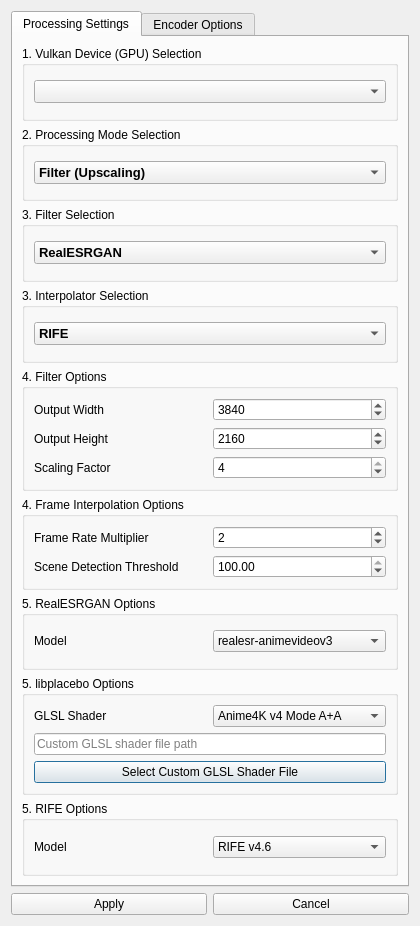
First picture: the form in src/taskconfigdialog.ui, repository k4yt3x/video2x-qt6, before the edit.
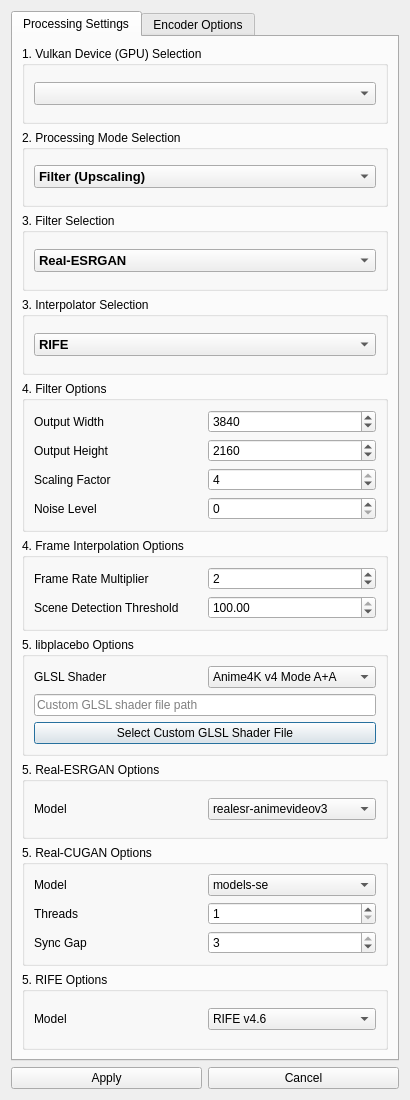
Second picture: the form after the edit.

Commit message: feat: add support for Real-CUGAN

The edit to the form file:
```diff
--- a/src/taskconfigdialog.ui
+++ b/src/taskconfigdialog.ui
@@ -6,8 +6,8 @@
    <rect>
     <x>0</x>
     <y>0</y>
-    <width>420</width>
-    <height>926</height>
+    <width>410</width>
+    <height>1100</height>
    </rect>
   </property>
   <property name="sizePolicy">
@@ -93,7 +93,10 @@
              </font>
             </property>
             <property name="toolTip">
-             <string>&lt;html&gt;&lt;head/&gt;&lt;body&gt;&lt;p&gt;&lt;span style=&quot; font-size:9pt; font-weight:400;&quot;&gt;Select the filter you want to use to process the video.&lt;/span&gt;&lt;/p&gt;&lt;p&gt;&lt;span style=&quot; font-size:9pt;font-weight:700;&quot;&gt;• RealESRGAN&lt;/span&gt;&lt;span style=&quot; font-size:9pt; font-weight:400;&quot;&gt;: Works for both real-life and anime videos. Slower than Anime4K but provides better quality.&lt;/span&gt;&lt;/p&gt;&lt;p&gt;&lt;span style=&quot; font-size:9pt;font-weight:700;&quot;&gt;• libplacebo&lt;/span&gt;&lt;span style=&quot; font-size:9pt; font-weight:400;&quot;&gt;: Supports any MPV-compatible GLSL shader. The built-in Anime4K shader is for anime only. It is very fast, but provides slightly lower quality than RealESRGAN.&lt;/span&gt;&lt;/p&gt;&lt;/body&gt;&lt;/html&gt;</string>
+             <string>&lt;html&gt;&lt;head/&gt;&lt;body&gt;&lt;p&gt;&lt;span style=&quot; font-size:9pt; font-weight:400;&quot;&gt;Select the filter you want to use to process the video.&lt;/span&gt;&lt;/p&gt;&lt;p&gt;&lt;span style=&quot; font-size:9pt; font-weight:700;&quot;&gt;• libplacebo&lt;/span&gt;&lt;span style=&quot; font-size:9pt; font-weight:400;&quot;&gt;: Supports any MPV-compatible GLSL shader. The built-in Anime4K shader is for anime only. It is very fast, but provides slightly lower quality than Real-ESRGAN and Real-CUGAN.&lt;/span&gt;&lt;/p&gt;&lt;p&gt;&lt;span style=&quot; font-size:9pt; font-weight:700;&quot;&gt;• Real-ESRGAN&lt;/span&gt;&lt;span style=&quot; font-size:9pt; font-weight:400;&quot;&gt;: Works for both real-life and anime videos. Provides the best quality, but slower.&lt;/span&gt;&lt;/p&gt;&lt;p&gt;&lt;span style=&quot; font-size:9pt; font-weight:700;&quot;&gt;• Real-CUGAN&lt;/span&gt;&lt;span style=&quot; font-size:9pt; font-weight:400;&quot;&gt;: Bilibili's anime super resolution model. Supports different levels of denoising.&lt;/span&gt;&lt;/p&gt;&lt;/body&gt;&lt;/html&gt;</string>
+            </property>
+            <property name="currentText">
+             <string notr="true">Real-ESRGAN</string>
             </property>
             <property name="currentIndex">
              <number>1</number>
@@ -105,7 +108,12 @@
             </item>
             <item>
              <property name="text">
-              <string notr="true">RealESRGAN</string>
+              <string notr="true">Real-ESRGAN</string>
+             </property>
+            </item>
+            <item>
+             <property name="text">
+              <string notr="true">Real-CUGAN</string>
              </property>
             </item>
            </widget>
@@ -218,6 +226,20 @@
             </item>
            </layout>
           </item>
+          <item>
+           <layout class="QHBoxLayout" name="horizontalLayout_27">
+            <item>
+             <widget class="QLabel" name="noiseLevelLabel">
+              <property name="text">
+               <string>Noise Level</string>
+              </property>
+             </widget>
+            </item>
+            <item>
+             <widget class="QSpinBox" name="noiseLevelSpinBox"/>
+            </item>
+           </layout>
+          </item>
          </layout>
         </widget>
        </item>
@@ -275,51 +297,6 @@
          </layout>
         </widget>
        </item>
-       <item>
-        <widget class="QGroupBox" name="realesrganOptionsGroupBox">
-         <property name="title">
-          <string>5. RealESRGAN Options</string>
-         </property>
-         <layout class="QVBoxLayout" name="verticalLayout_5">
-          <item>
-           <layout class="QHBoxLayout" name="horizontalLayout_2">
-            <item>
-             <widget class="QLabel" name="label">
-              <property name="text">
-               <string>Model</string>
-              </property>
-             </widget>
-            </item>
-            <item>
-             <widget class="QComboBox" name="realesrganModelComboBox">
-              <property name="toolTip">
-               <string>&lt;html&gt;&lt;head/&gt;&lt;body&gt;&lt;p&gt;The RealESRGAN model to use. Different models support specific scaling ratios.&lt;/p&gt;&lt;p&gt;&lt;span style=&quot; font-weight:700;&quot;&gt;• realesr-animevideov3&lt;/span&gt; (2x, 3x, 4x): preferred for anime videos&lt;br/&gt;&lt;span style=&quot; font-weight:700;&quot;&gt;• realesrgan-plus-anime&lt;/span&gt; (4x): for anime videos&lt;br/&gt;&lt;span style=&quot; font-weight:700;&quot;&gt;• realesrgan-plus&lt;/span&gt; (4x): for real-life videos&lt;/p&gt;&lt;/body&gt;&lt;/html&gt;</string>
-              </property>
-              <property name="currentIndex">
-               <number>2</number>
-              </property>
-              <item>
-               <property name="text">
-                <string notr="true">realesrgan-plus</string>
-               </property>
-              </item>
-              <item>
-               <property name="text">
-                <string notr="true">realesrgan-plus-anime</string>
-               </property>
-              </item>
-              <item>
-               <property name="text">
-                <string notr="true">realesr-animevideov3</string>
-               </property>
-              </item>
-             </widget>
-            </item>
-           </layout>
-          </item>
-         </layout>
-        </widget>
-       </item>
        <item>
         <widget class="QGroupBox" name="libplaceboOptionsGroupBox">
          <property name="title">
@@ -402,6 +379,141 @@
          </layout>
         </widget>
        </item>
+       <item>
+        <widget class="QGroupBox" name="realesrganOptionsGroupBox">
+         <property name="title">
+          <string>5. Real-ESRGAN Options</string>
+         </property>
+         <layout class="QVBoxLayout" name="verticalLayout_5">
+          <item>
+           <layout class="QHBoxLayout" name="horizontalLayout_2">
+            <item>
+             <widget class="QLabel" name="label">
+              <property name="text">
+               <string>Model</string>
+              </property>
+             </widget>
+            </item>
+            <item>
+             <widget class="QComboBox" name="realesrganModelComboBox">
+              <property name="toolTip">
+               <string>&lt;html&gt;&lt;head/&gt;&lt;body&gt;&lt;p&gt;The RealESRGAN model to use. Different models support specific scaling ratios.&lt;/p&gt;&lt;p&gt;&lt;span style=&quot; font-weight:700;&quot;&gt;• realesr-animevideov3&lt;/span&gt; (2x, 3x, 4x): preferred for anime videos&lt;br/&gt;&lt;span style=&quot; font-weight:700;&quot;&gt;• realesrgan-plus-anime&lt;/span&gt; (4x): for anime videos&lt;br/&gt;&lt;span style=&quot; font-weight:700;&quot;&gt;• realesrgan-plus&lt;/span&gt; (4x): for real-life videos&lt;/p&gt;&lt;/body&gt;&lt;/html&gt;</string>
+              </property>
+              <property name="currentIndex">
+               <number>2</number>
+              </property>
+              <item>
+               <property name="text">
+                <string notr="true">realesrgan-plus</string>
+               </property>
+              </item>
+              <item>
+               <property name="text">
+                <string notr="true">realesrgan-plus-anime</string>
+               </property>
+              </item>
+              <item>
+               <property name="text">
+                <string notr="true">realesr-animevideov3</string>
+               </property>
+              </item>
+             </widget>
+            </item>
+           </layout>
+          </item>
+         </layout>
+        </widget>
+       </item>
+       <item>
+        <widget class="QGroupBox" name="realcuganOptionsGroupBox">
+         <property name="title">
+          <string>5. Real-CUGAN Options</string>
+         </property>
+         <layout class="QVBoxLayout" name="verticalLayout_16">
+          <item>
+           <layout class="QHBoxLayout" name="horizontalLayout_28">
+            <item>
+             <widget class="QLabel" name="label_3">
+              <property name="text">
+               <string>Model</string>
+              </property>
+             </widget>
+            </item>
+            <item>
+             <widget class="QComboBox" name="realcuganModelComboBox">
+              <property name="currentText">
+               <string notr="true">models-se</string>
+              </property>
+              <property name="currentIndex">
+               <number>2</number>
+              </property>
+              <item>
+               <property name="text">
+                <string notr="true">models-nose</string>
+               </property>
+              </item>
+              <item>
+               <property name="text">
+                <string notr="true">models-pro</string>
+               </property>
+              </item>
+              <item>
+               <property name="text">
+                <string notr="true">models-se</string>
+               </property>
+              </item>
+             </widget>
+            </item>
+           </layout>
+          </item>
+          <item>
+           <layout class="QHBoxLayout" name="horizontalLayout_29">
+            <item>
+             <widget class="QLabel" name="label_4">
+              <property name="text">
+               <string>Threads</string>
+              </property>
+             </widget>
+            </item>
+            <item>
+             <widget class="QSpinBox" name="realcuganThreadsSpinBox">
+              <property name="minimum">
+               <number>1</number>
+              </property>
+              <property name="maximum">
+               <number>2147483647</number>
+              </property>
+             </widget>
+            </item>
+           </layout>
+          </item>
+          <item>
+           <layout class="QHBoxLayout" name="horizontalLayout_30">
+            <item>
+             <widget class="QLabel" name="label_23">
+              <property name="text">
+               <string>Sync Gap</string>
+              </property>
+             </widget>
+            </item>
+            <item>
+             <widget class="QSpinBox" name="realcuganSyncGapSpinBox">
+              <property name="toolTip">
+               <string>&lt;html&gt;&lt;head/&gt;&lt;body&gt;&lt;p&gt;Specify the sync gap mode.&lt;/p&gt;&lt;p&gt;• 0: No sync&lt;br/&gt;• 1: Accurate sync&lt;br/&gt;• 2: Rough sync&lt;br/&gt;• 3: Very rough sync&lt;/p&gt;&lt;/body&gt;&lt;/html&gt;</string>
+              </property>
+              <property name="maximum">
+               <number>3</number>
+              </property>
+              <property name="value">
+               <number>3</number>
+              </property>
+             </widget>
+            </item>
+           </layout>
+          </item>
+         </layout>
+        </widget>
+       </item>
        <item>
         <widget class="QGroupBox" name="rifeOptionsGroupBox">
          <property name="title">
```
Left out of the diff: 4 changed lines with no effect on the pictures. The commit also changes 10 other files.
